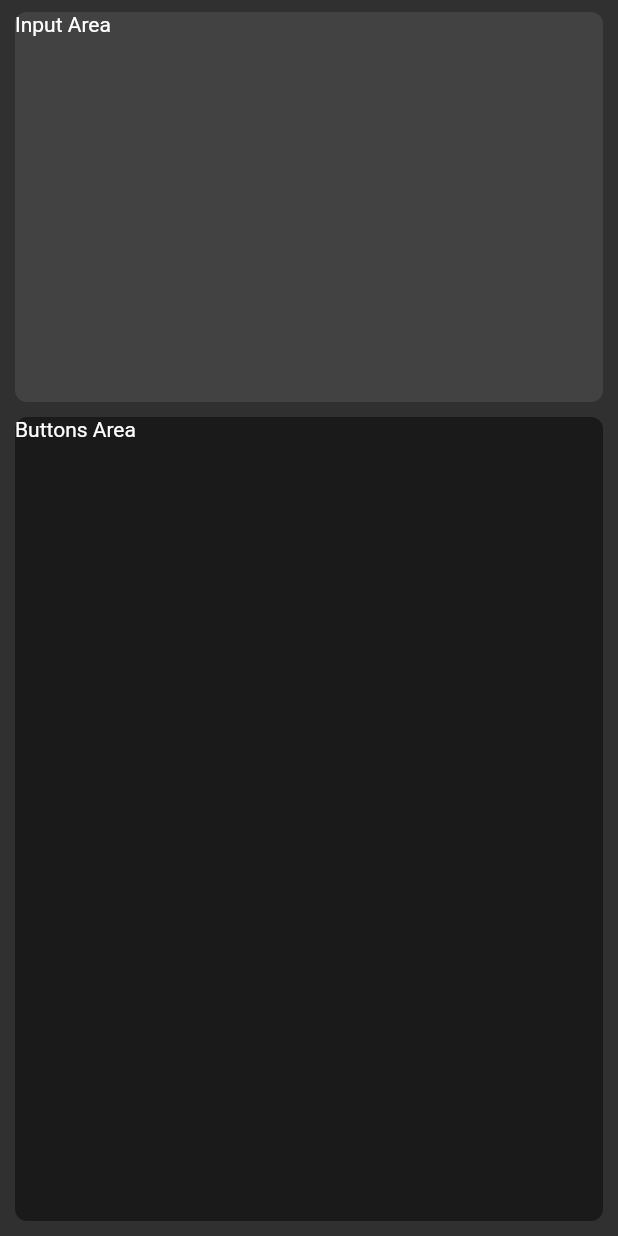
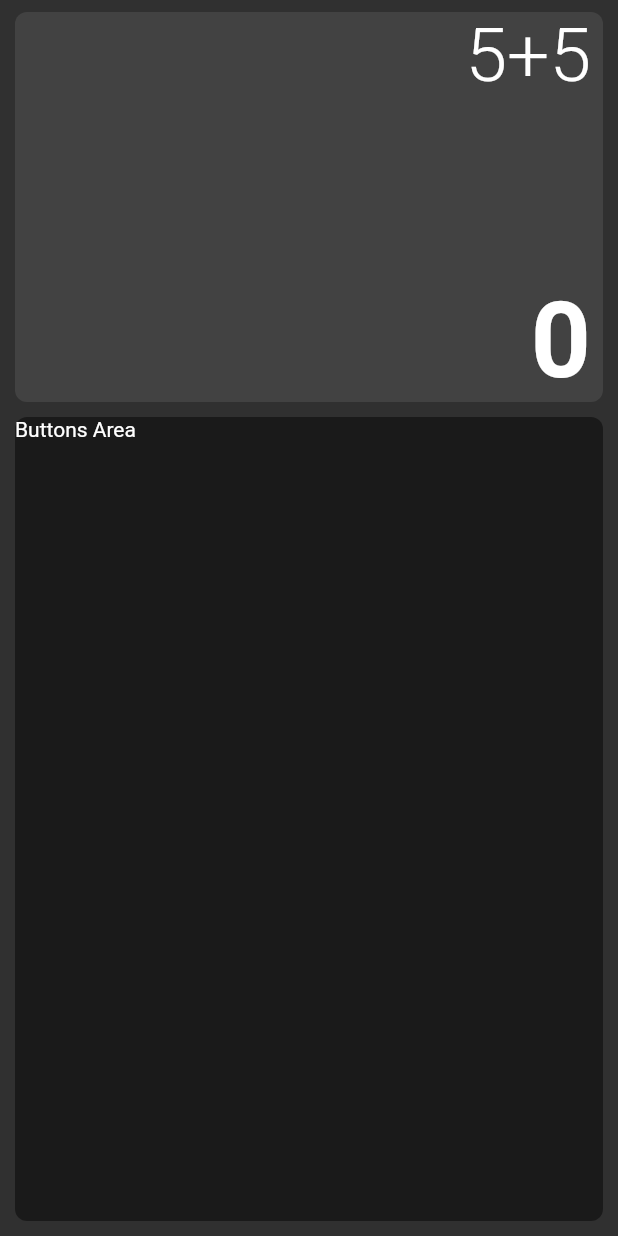
Before and after one commit to NithinRauj/Calcify-App, a Flutter app: the screen it shows after launch, on a phone screen of 412 x 824 dp. Run offline on Flutter 3.47's test engine with Material 2 defaults, Android fonts, the phone set to English and light mode, and no system bars.

Commit message:
Designed the layout for displaying the user input

```diff
--- a/lib/app_page.dart
+++ b/lib/app_page.dart
@@ -22,8 +22,28 @@ class _AppPageState extends State<AppPage> {
                     borderRadius: BorderRadius.circular(8.0),
                     color: Colors.grey[800],
                   ),
-                  child: Text(
-                    'Input Area',
+                  child: Padding(
+                    padding: const EdgeInsets.only(right: 8.0),
+                    child: Column(
+                      mainAxisAlignment: MainAxisAlignment.spaceBetween,
+                      crossAxisAlignment: CrossAxisAlignment.end,
+                      children: <Widget>[
+                        Text(
+                          '5+5',
+                          style: TextStyle(
+                            fontSize: 50.0,
+                            fontWeight: FontWeight.w300,
+                          ),
+                        ),
+                        Text(
+                          '0',
+                          style: TextStyle(
+                            fontSize: 70.0,
+                            fontWeight: FontWeight.w600,
+                          ),
+                        ),
+                      ],
+                    ),
                   ),
                 ),
               ),
```
